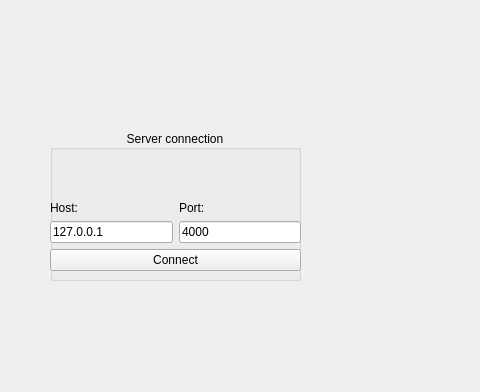
The window that client/untitled.ui (RussianInventor/engine) describes before a commit, drawn with Qt 5; both pictures show x 190 to 670 and y 0 to 392 of the 800 by 600 pixel window.
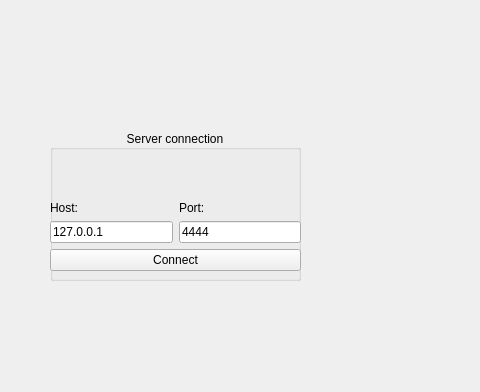
The same window after the commit.

What changed in the file:
```diff
--- a/client/untitled.ui
+++ b/client/untitled.ui
@@ -95,7 +95,7 @@
       <item row="3" column="1">
        <widget class="QLineEdit" name="portEntry">
         <property name="text">
-         <string>4000</string>
+         <string>4444</string>
         </property>
        </widget>
       </item>
```
